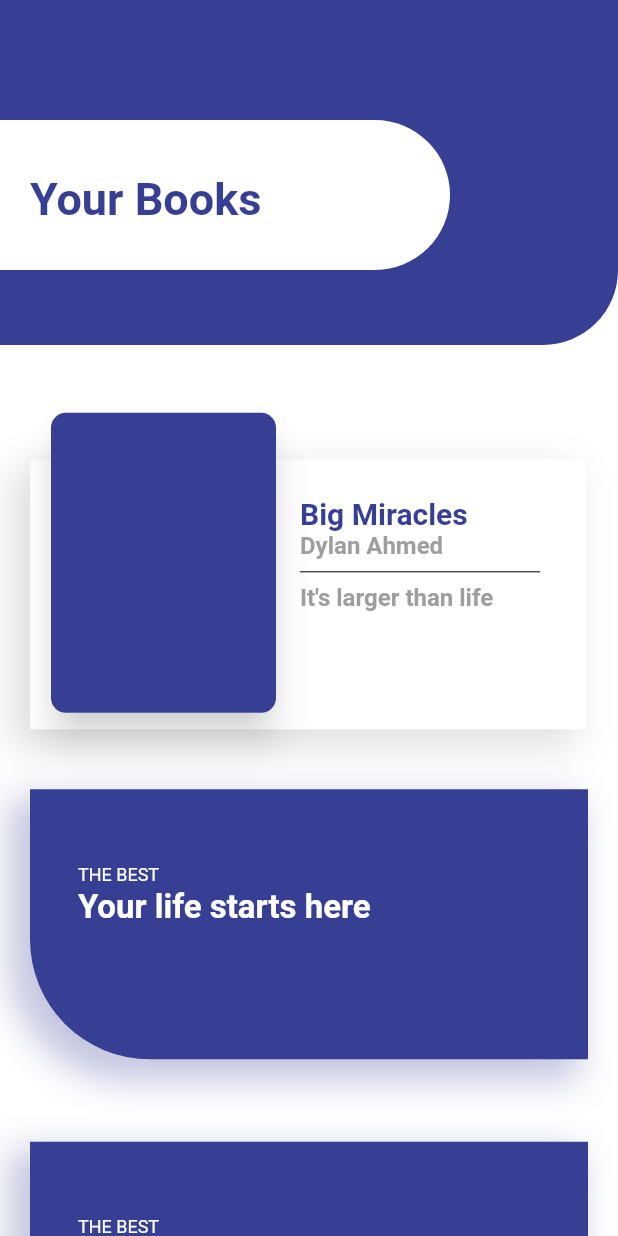
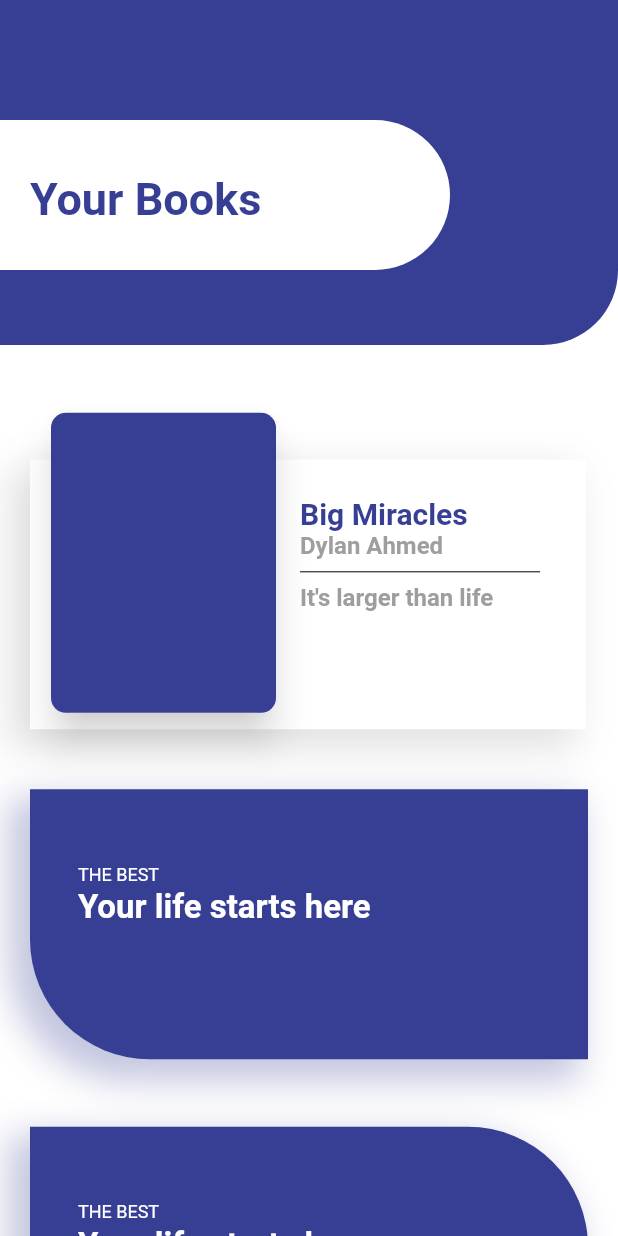
Before and after one commit to lucasoliveirasouza/card-ui, a Flutter app: the screen it shows after launch, on a phone screen of 412 x 824 dp. Run offline on Flutter 3.47's test engine with Material 2 defaults, Android fonts, the phone set to English and light mode, and no system bars.

Commit message:
Criando componentes

```diff
--- a/lib/components/card_rounded_top_right.dart
+++ b/lib/components/card_rounded_top_right.dart
@@ -7,14 +7,14 @@ class CardRoundedTopRight extends StatelessWidget {
   @override
   Widget build(BuildContext context) {
     return Container(
-      margin: EdgeInsets.only(bottom: 10, top: 25),
+      margin: EdgeInsets.only(bottom: 10, top: 15),
       height: 200,
       padding: EdgeInsets.only(left: 20, right: 20, bottom: 20),
       child: Container(
         decoration: BoxDecoration(
           color: defaultColor,
           borderRadius: BorderRadius.only(
-            bottomLeft: Radius.circular(80),
+            topRight: Radius.circular(80),
           ),
           boxShadow: [
             BoxShadow(
--- a/lib/home.dart
+++ b/lib/home.dart
@@ -1,5 +1,6 @@
 import 'package:cardui/components/card_image.dart';
 import 'package:cardui/components/card_rounded_bottom_left.dart';
+import 'package:cardui/components/card_rounded_top_right.dart';
 import 'package:flutter/material.dart';
 
 import 'components/appbar_rounded_bottom.dart';
@@ -32,7 +33,7 @@ class _HomeViewState extends State<HomeView> {
               child: ListView(
                 children: [
                   CardRoundedBottomLeft(),
-                  CardRoundedBottomLeft(),
+                  CardRoundedTopRight(),
                 ],
               ),
             ),
```
